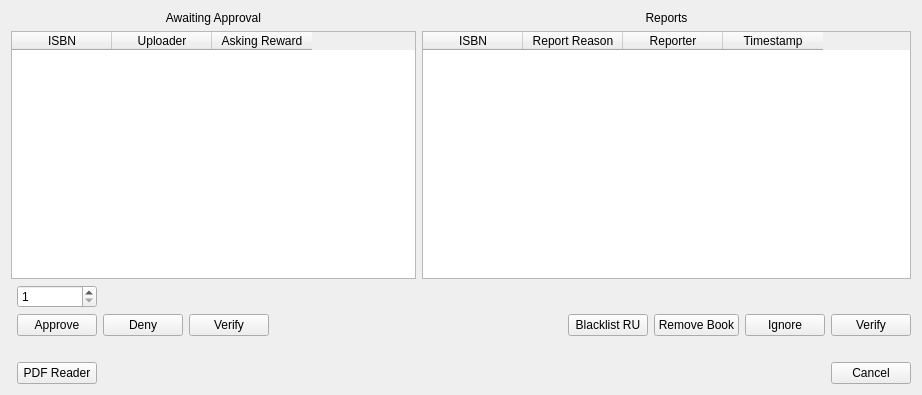
First picture: the form in designer/Ui_ApprovalReportedList.ui, repository psuong/P2PBooks, before the edit.
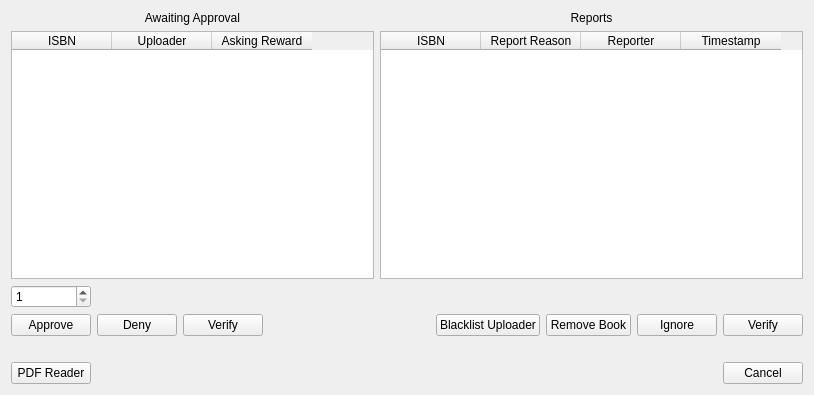
Second picture: the form after the edit.

```diff
--- a/designer/Ui_ApprovalReportedList.ui
+++ b/designer/Ui_ApprovalReportedList.ui
@@ -6,7 +6,7 @@
    <rect>
     <x>0</x>
     <y>0</y>
-    <width>922</width>
+    <width>814</width>
     <height>395</height>
    </rect>
   </property>
@@ -34,16 +34,6 @@
      </property>
     </widget>
    </item>
-   <item row="2" column="1">
-    <widget class="QSpinBox" name="credit_amount_spin_box">
-     <property name="minimum">
-      <number>1</number>
-     </property>
-     <property name="maximum">
-      <number>9999999</number>
-     </property>
-    </widget>
-   </item>
    <item row="1" column="0" colspan="5">
     <widget class="QTableWidget" name="approvals_table_widget">
      <property name="editTriggers">
@@ -105,47 +95,6 @@
      </column>
     </widget>
    </item>
-   <item row="3" column="3">
-    <widget class="QPushButton" name="verify_approval_push_button">
-     <property name="text">
-      <string>Verify</string>
-     </property>
-    </widget>
-   </item>
-   <item row="5" column="1">
-    <widget class="QPushButton" name="pdf_reader_push_button">
-     <property name="text">
-      <string>PDF Reader</string>
-     </property>
-    </widget>
-   </item>
-   <item row="3" column="5">
-    <spacer name="horizontalSpacer_2">
-     <property name="orientation">
-      <enum>Qt::Horizontal</enum>
-     </property>
-     <property name="sizeHint" stdset="0">
-      <size>
-       <width>40</width>
-       <height>20</height>
-      </size>
-     </property>
-    </spacer>
-   </item>
-   <item row="3" column="1">
-    <widget class="QPushButton" name="approve_push_button">
-     <property name="text">
-      <string>Approve</string>
-     </property>
-    </widget>
-   </item>
-   <item row="5" column="3" colspan="3">
-    <widget class="QLabel" name="pdf_location_label">
-     <property name="text">
-      <string/>
-     </property>
-    </widget>
-   </item>
    <item row="5" column="9">
     <widget class="QPushButton" name="cancel_push_button">
      <property name="text">
@@ -156,7 +105,7 @@
    <item row="3" column="6">
     <widget class="QPushButton" name="blacklist_ru_push_button">
      <property name="text">
-      <string>Blacklist RU</string>
+      <string>Blacklist Uploader</string>
      </property>
     </widget>
    </item>
@@ -187,26 +136,6 @@
      </property>
     </spacer>
    </item>
-   <item row="3" column="4">
-    <spacer name="horizontalSpacer_3">
-     <property name="orientation">
-      <enum>Qt::Horizontal</enum>
-     </property>
-     <property name="sizeHint" stdset="0">
-      <size>
-       <width>40</width>
-       <height>20</height>
-      </size>
-     </property>
-    </spacer>
-   </item>
-   <item row="3" column="2">
-    <widget class="QPushButton" name="deny_approval_push_button">
-     <property name="text">
-      <string>Deny</string>
-     </property>
-    </widget>
-   </item>
    <item row="3" column="8">
     <widget class="QPushButton" name="ignore_report_push_button">
      <property name="text">
@@ -214,6 +143,51 @@
      </property>
     </widget>
    </item>
+   <item row="2" column="0">
+    <widget class="QSpinBox" name="credit_amount_spin_box">
+     <property name="minimum">
+      <number>1</number>
+     </property>
+     <property name="maximum">
+      <number>9999999</number>
+     </property>
+    </widget>
+   </item>
+   <item row="3" column="0">
+    <widget class="QPushButton" name="approve_push_button">
+     <property name="text">
+      <string>Approve</string>
+     </property>
+    </widget>
+   </item>
+   <item row="3" column="1">
+    <widget class="QPushButton" name="deny_approval_push_button">
+     <property name="text">
+      <string>Deny</string>
+     </property>
+    </widget>
+   </item>
+   <item row="3" column="2">
+    <widget class="QPushButton" name="verify_approval_push_button">
+     <property name="text">
+      <string>Verify</string>
+     </property>
+    </widget>
+   </item>
+   <item row="5" column="0">
+    <widget class="QPushButton" name="pdf_reader_push_button">
+     <property name="text">
+      <string>PDF Reader</string>
+     </property>
+    </widget>
+   </item>
+   <item row="5" column="1" colspan="8">
+    <widget class="QLabel" name="pdf_location_label">
+     <property name="text">
+      <string/>
+     </property>
+    </widget>
+   </item>
   </layout>
  </widget>
  <resources/>
```
